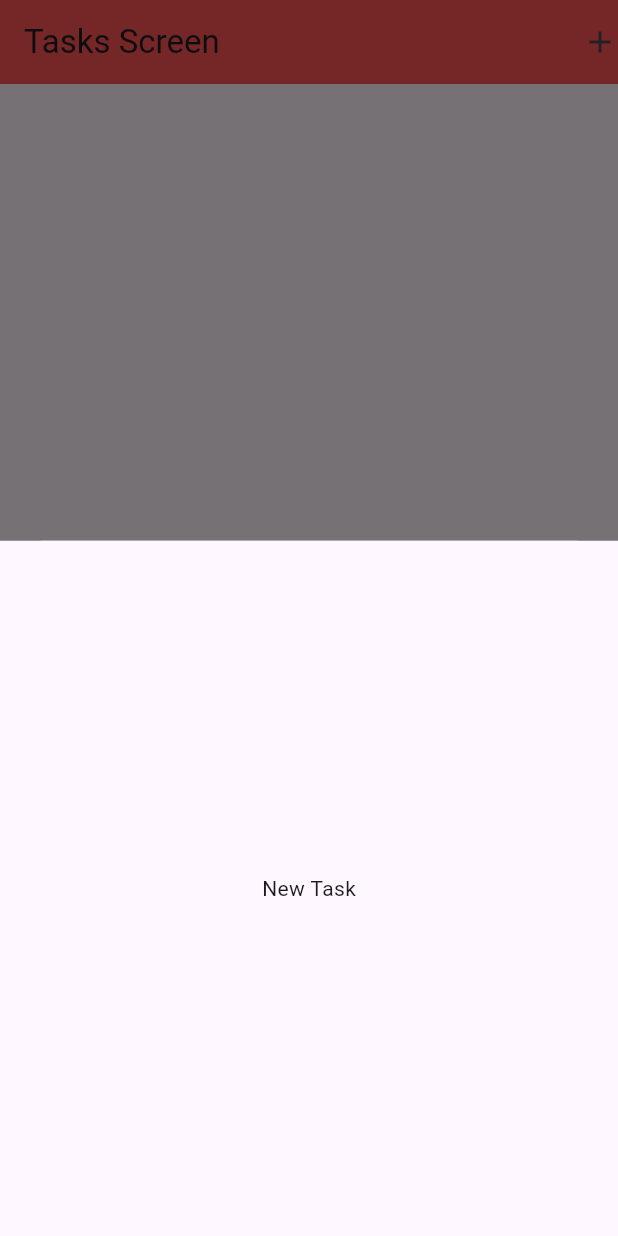
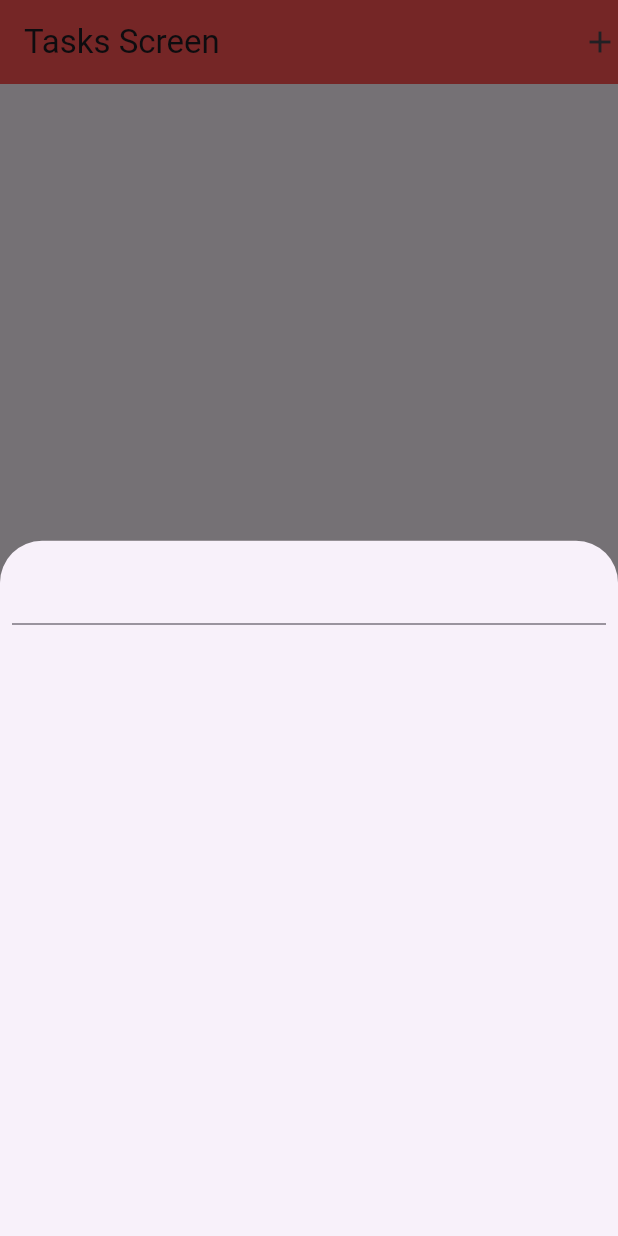
Before and after one commit to adogbeji/FlutterTaskPlanner2, a Flutter app: the screen it shows after launch, after a tap on "Start", after a tap on the "add" icon, on a phone screen of 412 x 824 dp. Run offline on Flutter 3.47's test engine with Material 3 defaults, Android fonts, the phone set to English and light mode, and no system bars.

Commit message:
Start building NewTask widget

```diff
--- a/lib/views/screens/tasks_screen.dart
+++ b/lib/views/screens/tasks_screen.dart
@@ -17,7 +17,7 @@ class TasksScreen extends StatefulWidget {
 
 class _TasksScreenState extends State<TasksScreen> {
   void _openModal() {
-    showModalBottomSheet(context: context, builder: (context) => NewTask(widget.onAddTask),);
+    showModalBottomSheet(context: context, builder: (ctx) => NewTask(widget.onAddTask),);
   }
 
   @override
--- a/lib/views/widgets/new_task.dart
+++ b/lib/views/widgets/new_task.dart
@@ -11,11 +11,17 @@ class NewTask extends StatefulWidget {
 }
 
 class _NewTaskState extends State<NewTask> {
+  final _nameController = TextEditingController();
+  Category _selectedCategory = Category.leisure;
+
   @override
   Widget build(BuildContext context) {
-    return const Scaffold(
-      body: Center(
-        child: Text('New Task'),
+    return const Padding(
+      padding: EdgeInsets.all(8),
+      child: Column(
+        children: [
+          TextField(),
+        ],
       ),
     );
   }
```
